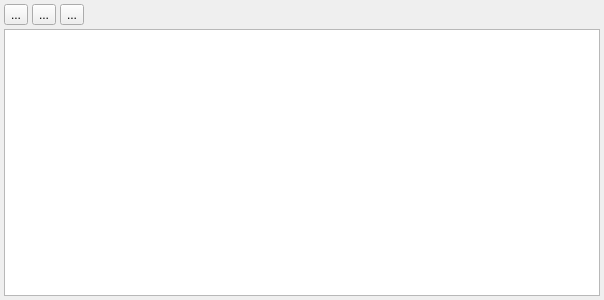
Qt form src/x/coap/coapmsgview.ui (x-tools-author/x-tools) before a commit.
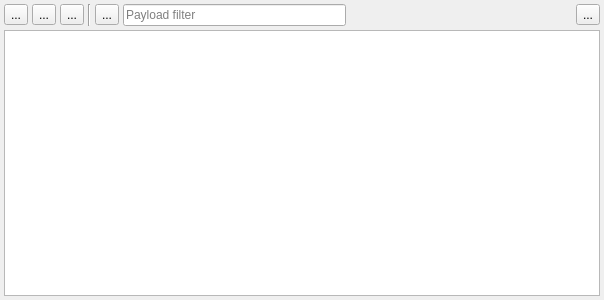
The same form after that commit.

What changed in the file:
```diff
--- a/src/x/coap/coapmsgview.ui
+++ b/src/x/coap/coapmsgview.ui
@@ -56,12 +56,55 @@
       </widget>
      </item>
      <item>
-      <widget class="QLabel" name="label">
+      <widget class="Line" name="line">
+       <property name="orientation">
+        <enum>Qt::Orientation::Vertical</enum>
+       </property>
+      </widget>
+     </item>
+     <item>
+      <widget class="QToolButton" name="toolButtonFilter">
+       <property name="toolTip">
+        <string>Categories filter</string>
+       </property>
+       <property name="text">
+        <string>...</string>
+       </property>
+      </widget>
+     </item>
+     <item>
+      <widget class="QLineEdit" name="lineEditFilter">
+       <property name="placeholderText">
+        <string>Payload filter</string>
+       </property>
+       <property name="clearButtonEnabled">
+        <bool>true</bool>
+       </property>
+      </widget>
+     </item>
+     <item>
+      <widget class="QLabel" name="label_2">
+       <property name="sizePolicy">
+        <sizepolicy hsizetype="Expanding" vsizetype="Preferred">
+         <horstretch>0</horstretch>
+         <verstretch>0</verstretch>
+        </sizepolicy>
+       </property>
        <property name="text">
         <string notr="true"/>
        </property>
       </widget>
      </item>
+     <item>
+      <widget class="QToolButton" name="toolButtonLimit">
+       <property name="toolTip">
+        <string>Max records count</string>
+       </property>
+       <property name="text">
+        <string>...</string>
+       </property>
+      </widget>
+     </item>
     </layout>
    </item>
   </layout>
```
Left out of the diff: 6 changed lines with no effect on the pictures.
